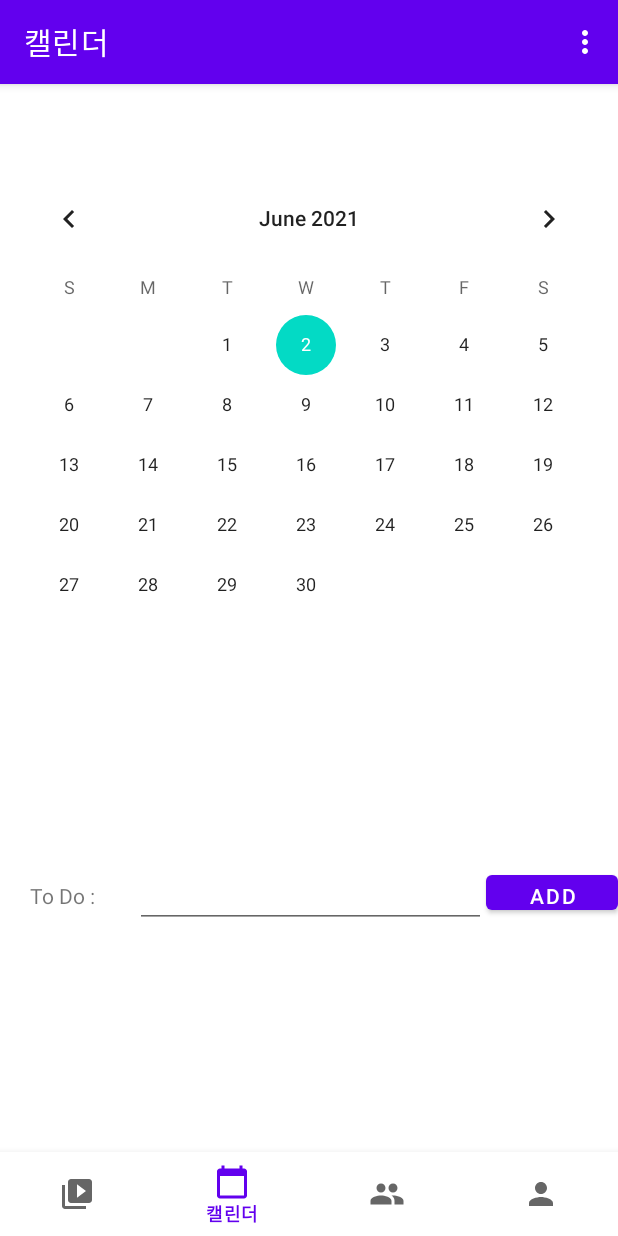
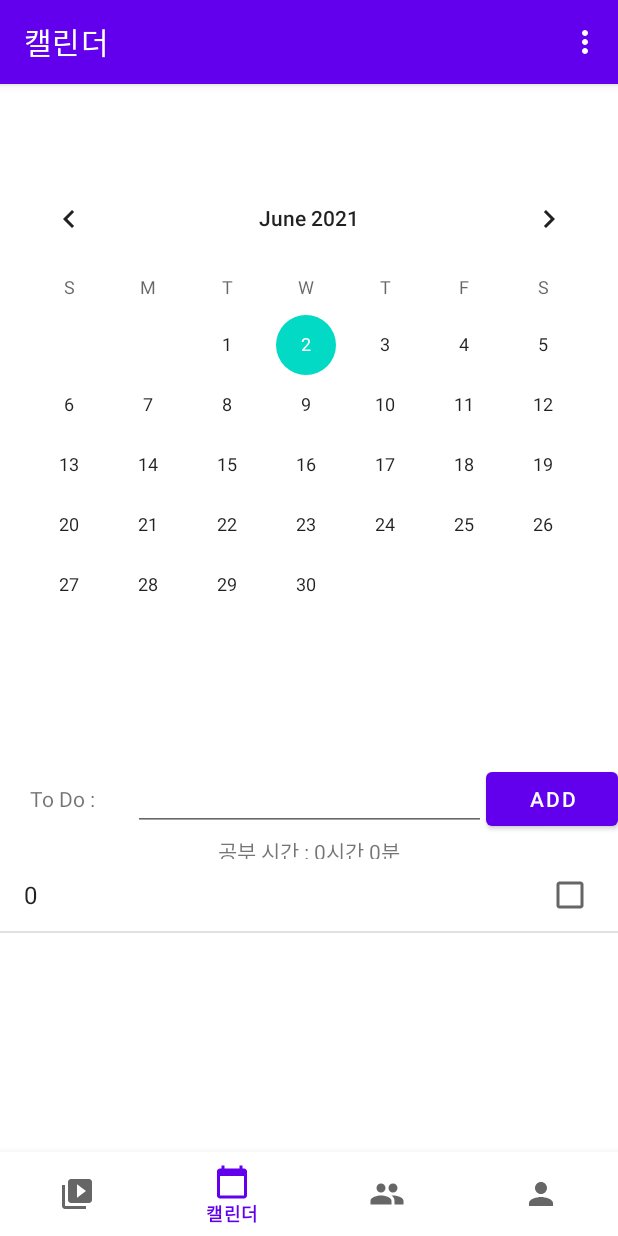
Before and after one commit to HanChangHun/CCPlayer, an Android app: the CalendarFragment screen opened through its navigation route, on a phone screen of 412 x 824 dp. Run offline under Robolectric (Android 15) with nearby library versions, the phone set to English and light mode, and no system bars; our stand-ins replace Firebase (no records; nobody signed in at launch, a user with empty details on screens opened directly), navigation-ui.

Commit message:
Data base error fixing
Data base - SharedPreference error fixing not fixed yet _ key error

```diff
--- a/yubin_layout_test/app/src/main/java/com/example/layout_test/ui/calendar/CalendarFragment.java
+++ b/yubin_layout_test/app/src/main/java/com/example/layout_test/ui/calendar/CalendarFragment.java
@@ -1,5 +1,7 @@
 package com.example.layout_test.ui.calendar;
+//package rebuild.com.sharedpreferences;
 
+import android.content.Context;
 import android.os.Bundle;
 import android.util.Log;
 import android.view.LayoutInflater;
@@ -13,6 +15,7 @@ import android.widget.Button;
 import android.widget.CalendarView;
 import android.widget.EditText;
 import android.widget.ListView;
+import android.widget.TextView;
 import android.widget.Toast;
 
 import androidx.annotation.NonNull;
@@ -20,6 +23,7 @@ import androidx.annotation.Nullable;
 import androidx.fragment.app.Fragment;
 
 import com.example.layout_test.R;
+import com.example.layout_test.ui.calendar.KeyManager;
 
 import java.util.ArrayList;
 import java.util.Calendar;
@@ -30,6 +34,8 @@ public class CalendarFragment extends Fragment {
     private int selectedMon = 0;
     private int selectedDay = 0;
     private String keyOfData = "";
+    private Context mContext;
+    private String data;
     KeyManager keyManager = new KeyManager();
 
     @Override
@@ -44,29 +50,66 @@ public class CalendarFragment extends Fragment {
                              ViewGroup container, Bundle savedInstanceState) {
         View root = inflater.inflate(R.layout.screen_calendar, container, false);
         ListView listview = root.findViewById(R.id.todoList);
+        TextView textView = root.findViewById(R.id.textView);
         CalendarView cal = root.findViewById(R.id.calendarView);
+        mContext = container.getContext();
+
+        final ArrayList<String> todo = new ArrayList<String>() ;
+        final ArrayAdapter adapter = new ArrayAdapter(getActivity(), android.R.layout.simple_list_item_multiple_choice,
+                todo);
+        //listview.setAdapter(adapter);
+        //listview.setChoiceMode(ListView.CHOICE_MODE_MULTIPLE);
 
         //Initial Key is current date
         keyOfData = keyManager.initialKey();
         Log.i("Initial key", keyOfData);
+        rebuild.com.sharedpreferences.SharedPreference.setString(mContext, keyOfData, "0");
+        data = rebuild.com.sharedpreferences.SharedPreference.getString(mContext, keyOfData);
+        if(data != "")
+        {
+            todo.add(data);
+            adapter.notifyDataSetChanged();
+        }
+        int index = keyManager.endOfDateIndex(Integer.toString(selectedYear), Integer.toString(selectedMon), Integer.toString(selectedDay));
+        if(index > 0)
+        {
+            for(int i = 1 ; i < index + 1 ; i++)
+            {
+                data = rebuild.com.sharedpreferences.SharedPreference.getString(mContext,Integer.toString(selectedYear)+
+                        Integer.toString(selectedMon)+ Integer.toString(selectedDay) + "_" + Integer.toString(i));
+                todo.add(data);
+            }
+            adapter.notifyDataSetChanged();
+        }
         //If users click the calendar, key data change.
         cal.setOnDateChangeListener(new CalendarView.OnDateChangeListener() {
             @Override
             public void onSelectedDayChange(@NonNull CalendarView view, int year, int month, int dayOfMonth) {
+                todo.clear();
+                adapter.notifyDataSetChanged();
                 selectedYear = year;
                 selectedMon = month + 1;
                 selectedDay = dayOfMonth;
+
                 //선택된 날짜의 key로 현재 key를 갱신
                 keyOfData = keyManager.newKey(Integer.toString(selectedYear), Integer.toString(selectedMon), Integer.toString(selectedDay));
+                rebuild.com.sharedpreferences.SharedPreference.setString(mContext, keyOfData, "0");
                 Log.i("After key", keyOfData);
+                data = rebuild.com.sharedpreferences.SharedPreference.getString(mContext, keyOfData);
+                todo.add(data);
+                int index = keyManager.endOfDateIndex(Integer.toString(selectedYear), Integer.toString(selectedMon), Integer.toString(selectedDay));
+                if(index > 0)
+                {
+                    for(int i = 1 ; i < index + 1 ; i++)
+                    {
+                        data = rebuild.com.sharedpreferences.SharedPreference.getString(mContext,Integer.toString(selectedYear)+
+                                Integer.toString(selectedMon)+ Integer.toString(selectedDay) + "_" + Integer.toString(i));
+                        todo.add(data);
+                    }
+                    adapter.notifyDataSetChanged();
+                }
             }
         });
-
-        final ArrayList<String> todo = new ArrayList<String>() ;
-        final ArrayAdapter adapter = new ArrayAdapter(getActivity(), android.R.layout.simple_list_item_multiple_choice,
-                todo);
-        listview.setAdapter(adapter);
-        listview.setChoiceMode(ListView.CHOICE_MODE_MULTIPLE);
 
         //add button
         Button addButton = (Button)root.findViewById(R.id.add) ;
@@ -79,6 +122,9 @@ public class CalendarFragment extends Fragment {
                     todo.add(text);
                     //새로운 key 생성
                     keyOfData = keyManager.addKey(Integer.toString(selectedYear), Integer.toString(selectedMon), Integer.toString(selectedDay));
+                    rebuild.com.sharedpreferences.SharedPreference.setString(mContext, keyOfData, text);
+                    String test = rebuild.com.sharedpreferences.SharedPreference.getString(mContext, keyOfData);
+                    Log.i("error", Integer.toString(selectedYear));
                     ed.setText("");
                     adapter.notifyDataSetChanged();
                     Log.i("add", keyOfData);
@@ -86,6 +132,8 @@ public class CalendarFragment extends Fragment {
 
             }
         });
+        listview.setAdapter(adapter);
+        listview.setChoiceMode(ListView.CHOICE_MODE_MULTIPLE);
         return root;
     }
     //menu - top_menu_calendar 레이아웃 개체화
--- a/yubin_layout_test/app/src/main/java/com/example/layout_test/ui/calendar/KeyManager.java
+++ b/yubin_layout_test/app/src/main/java/com/example/layout_test/ui/calendar/KeyManager.java
@@ -33,6 +33,7 @@ public class KeyManager {
     public String addKey(String year, String month, String date)
     {
         findKey = year + month + date;
+        Log.i("findkey", findKey);
         int cnt = 1;
         String newKey = "";
         if(keyList.contains(currentKey))
@@ -54,4 +55,22 @@ public class KeyManager {
         }
         return newKey;
     }
+
+    public int endOfDateIndex(String year, String month, String date)
+    {
+        findKey = year + month + date + "_Time";
+        String findDate = year + month + date;
+        int index = 0;
+        int cnt = 0;
+        if(keyList.contains(findKey)) {
+            index = keyList.indexOf(findKey);
+            for (int i = index; i < keyList.size(); i++) {
+                if (keyList.get(i).contains("_Time") || i == keyList.size() - 1) {
+                    break;
+                }
+                cnt++;
+            }
+        }
+        return cnt;
+    }
 }
--- a/yubin_layout_test/app/src/main/res/layout/screen_calendar.xml
+++ b/yubin_layout_test/app/src/main/res/layout/screen_calendar.xml
@@ -10,7 +10,8 @@
     <CalendarView
         android:id="@+id/calendarView"
         android:layout_width="match_parent"
-        android:layout_height="645dp"
+        android:layout_height="600dp"
+        android:gravity="center_horizontal|center_vertical"
         android:layout_weight="1" />
 
     <LinearLayout
@@ -20,24 +21,23 @@
 
         <TextView
             android:id="@+id/newTodo"
-            android:layout_width="267dp"
-            android:layout_height="45dp"
+            android:layout_width="265dp"
+            android:layout_height="wrap_content"
             android:layout_weight="1"
             android:text="      To Do : " />
 
         <EditText
+            android:id="@+id/newitem"
             android:layout_width="match_parent"
             android:layout_height="wrap_content"
             android:layout_weight="1"
-            android:id="@+id/newitem"
             android:focusable="true"
-            android:focusableInTouchMode="true"
-            />
+            android:focusableInTouchMode="true" />
 
         <Button
             android:id="@+id/add"
             android:layout_width="wrap_content"
-            android:layout_height="35dp"
+            android:layout_height="wrap_content"
             android:text="add"
             app:layout_constraintBottom_toTopOf="@+id/todoList"
             app:layout_constraintEnd_toEndOf="parent"
@@ -49,10 +49,18 @@
 
     </LinearLayout>
 
+    <TextView
+        android:id="@+id/textView"
+        android:layout_width="match_parent"
+        android:layout_height="220dp"
+        android:layout_weight="1"
+        android:gravity="center_horizontal|center_vertical"
+        android:text="공부 시간 : 0시간 0분" />
+
     <ListView
         android:id="@+id/todoList"
         android:layout_width="match_parent"
-        android:layout_height="149dp"
+        android:layout_height="195dp"
         android:choiceMode="multipleChoice" />
 
 
```
